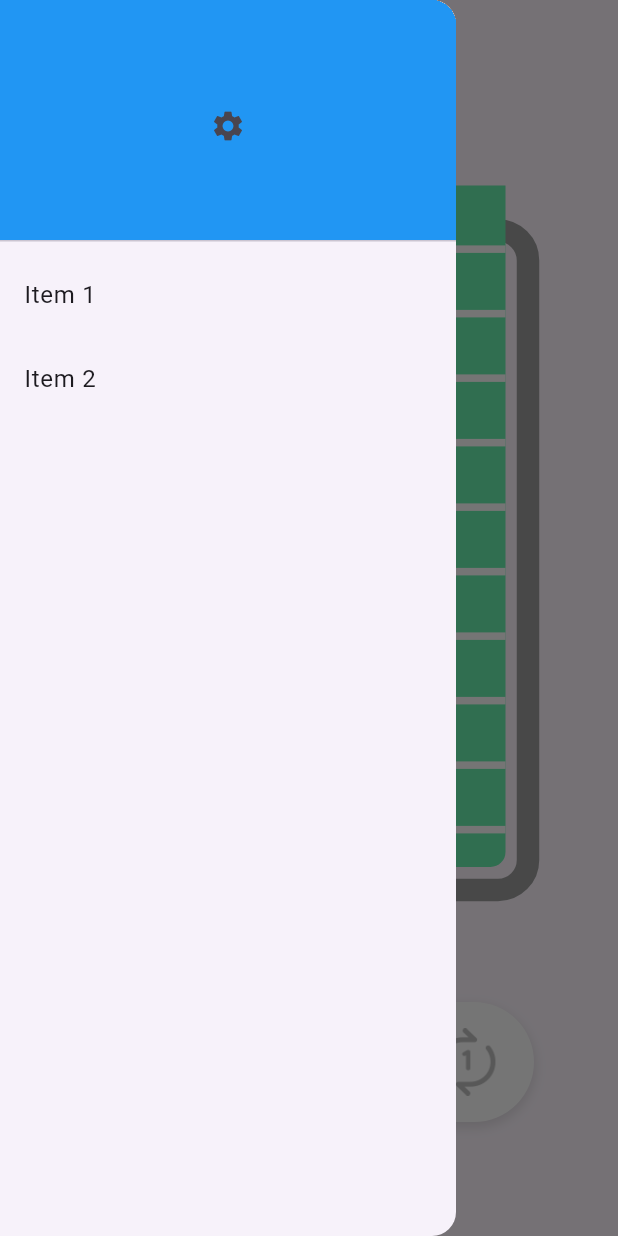
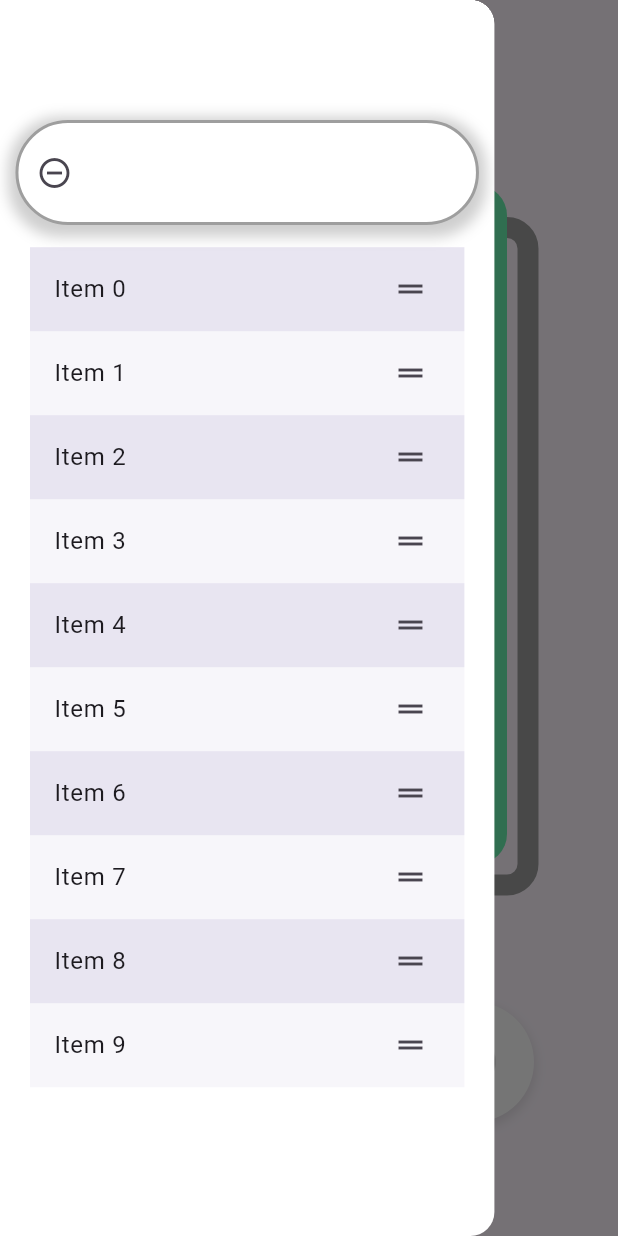
Before and after one commit to J-SSS/flutter_study, a Flutter app: the screen it shows after launch, with the side drawer open, on a phone screen of 412 x 824 dp. Run offline on Flutter 3.47's test engine with Material 3 defaults, Android fonts, the phone set to English and light mode, and no system bars; our stand-ins replace carousel_slider, shared_preferences, webview_flutter.

Commit message:
[스터디] #016 Drawer 레이아웃 일부 수정

```diff
--- a/lib/main.dart
+++ b/lib/main.dart
@@ -22,6 +22,7 @@ void main() async {
   WidgetsFlutterBinding.ensureInitialized(); // jdi 찾아보기 : 비동기 환경에서 초기화를 보장한다?
   final prefs = await SharedPreferences.getInstance();
   runApp(MyApp(prefs: prefs));
+
 
 
   // runApp(MyApp());
--- a/lib/time_timer/base_timer.dart
+++ b/lib/time_timer/base_timer.dart
@@ -50,6 +50,7 @@ class MyTimeTimer extends StatelessWidget {
   Widget build(BuildContext context) {
     mediaQueryData = MediaQuery.of(context);
     mediaSize = mediaQueryData.size;
+    print(mediaSize);
     late Size mainSize;
     Offset clickPoint = Offset(150, -150);
     WidgetsBinding.instance?.addPostFrameCallback((_) {
@@ -64,7 +65,7 @@ class MyTimeTimer extends StatelessWidget {
     return Scaffold(
       appBar: AppBar(
         // backgroundColor: Colors.green,
-        title: Text('타이틀 들어갈 자리'),
+        title: Text('My Time Timer'),
         centerTitle: true,
         toolbarHeight: MediaQuery.of(context).size.height / 10,
       ),
--- a/lib/time_timer/list_drawer.dart
+++ b/lib/time_timer/list_drawer.dart
@@ -3,39 +3,139 @@ import 'dart:math' as math;
 import 'package:provider/provider.dart';
 
 class ListDrawer extends StatelessWidget {
-  const ListDrawer({super.key});
+  ListDrawer({super.key});
+
+  // Sample data
+  final List<int> _items = List<int>.generate(10, (int index) => index);
+
+  late MediaQueryData mediaSize;
 
   @override
   Widget build(BuildContext context) {
-    return Drawer(
-      child: ListView(
-        padding: EdgeInsets.zero,
-        children: [
-          DrawerHeader(
-            decoration: BoxDecoration(
-              color: Colors.blue,
-            ),
-            child: IconButton(
-              icon: Icon(Icons.settings),
-              onPressed: () {},
-            ),
+    mediaSize = MediaQuery.of(context);
+    return SafeArea(
+        child: Drawer(
+            backgroundColor: Colors.white,
+            width: mediaSize.size.width * 0.8,
+            child: Column(
+              children: [
+                SizedBox(
+                  width: mediaSize.size.width * 0.8,
+                  height: mediaSize.size.height * 0.2,
+                  child: Column(
+                    children: [
+                      Container(
+                        height: 80,
+                        color: Colors.white,
+                      ),
+                      Container(
+                        width: mediaSize.size.width * 0.75, // 가로 길이
+                        height: 70.0, // 세로 길이
+                        decoration: BoxDecoration(
+                          color: Colors.white, // 배경색
+                          borderRadius:
+                              BorderRadius.circular(35.0), // 모서리 둥글기 설정
+                          border: Border.all(
+                            color: Colors.grey, // 테두리 색상
+                            width: 2.0, // 테두리 두께
+                          ),
+                          boxShadow: [
+                            BoxShadow(
+                              color: Colors.grey.withOpacity(0.5), // 그림자 색상
+                              spreadRadius: 5, // 그림자 확산 정도
+                              blurRadius: 7, // 그림자 흐림 정도
+                              offset: Offset(0, 3), // 그림자 위치 (수평, 수직)
+                            ),
+                          ],
+                        ),
+                        child: Center(
+                          child: Row(
+                            children: [
+                              IconButton(
+                                  onPressed: () {},
+                                  icon:
+                                      Icon(Icons.remove_circle_outline_sharp)),
+                              // IconButton(onPressed: (){}, icon: Icon(Icons.add)),
+                            ],
+                          ),
+                        ),
+                      ),
+                    ],
+                  ),
+                ),
+                Expanded(child: MyStatefulWidget()),
+                SizedBox(
+                  height: 50,
+                  // child: Text('[2024] Team Bulgwang. All rights reserved.'),
+                )
+              ],
+            )));
+  }
+}
+
+class MyStatefulWidget extends StatefulWidget {
+  const MyStatefulWidget({Key? key}) : super(key: key);
+
+  @override
+  State<MyStatefulWidget> createState() => _MyStatefulWidgetState();
+}
+
+class _MyStatefulWidgetState extends State<MyStatefulWidget> {
+  final List<int> _items = List<int>.generate(10, (int index) => index);
+
+  @override
+  Widget build(BuildContext context) {
+    final ColorScheme colorScheme = Theme.of(context).colorScheme;
+    final Color oddItemColor = colorScheme.primary.withOpacity(0.05);
+    final Color evenItemColor = colorScheme.primary.withOpacity(0.15);
+
+    return ReorderableListView(
+      padding: const EdgeInsets.symmetric(horizontal: 20),
+      children: <Widget>[
+        for (int index = 0; index < _items.length; index++)
+          ListTile(
+            key: Key('$index'),
+            tileColor: _items[index].isOdd ? oddItemColor : evenItemColor,
+            title: Text('Item ${_items[index]}'),
+            trailing: Icon(Icons.drag_handle),
           ),
-          ListTile(
-            title: Text('Item 1'),
-            onTap: () {
-              // 리스트 항목을 눌렀을 때 수행할 동작
-              Navigator.pop(context);
-            },
-          ),
-          ListTile(
-            title: Text('Item 2'),
-            onTap: () {
-              // 리스트 항목을 눌렀을 때 수행할 동작
-              Navigator.pop(context);
-            },
-          ),
-        ],
-      ),
+      ],
+      onReorder: (int oldIndex, int newIndex) {
+        setState(() {
+          if (oldIndex < newIndex) {
+            newIndex -= 1;
+          }
+          final int item = _items.removeAt(oldIndex);
+          _items.insert(newIndex, item);
+        });
+      },
     );
   }
 }
+
+// ListView.separated(
+// itemCount: itemList.length,
+// itemBuilder: (BuildContext context, int index) {
+// return ExpansionTile(
+// title: Text(itemList[index]),
+// children: <Widget>[
+// // 아이템이 펼쳐졌을 때 나타나는 내용
+// ListTile(
+// title: Text('Subitem 1'),
+// onTap: () {
+// // Handle subitem tap
+// },
+// ),
+// ListTile(
+// title: Text('Subitem 2'),
+// onTap: () {
+// // Handle subitem tap
+// },
+// ),
+// ],
+// );
+// },
+// separatorBuilder: (BuildContext context, int index) {
+// return Divider();
+// },
+// ),
```
Also changed, not shown: lib/time_timer/widgets/battery_type.dart (+58 -44 lines).
